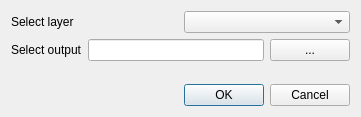
First picture: the form in citydb_loader_dialog_base.ui, repository tudelft3d/3DCityDB-Tools-for-QGIS, before the edit.
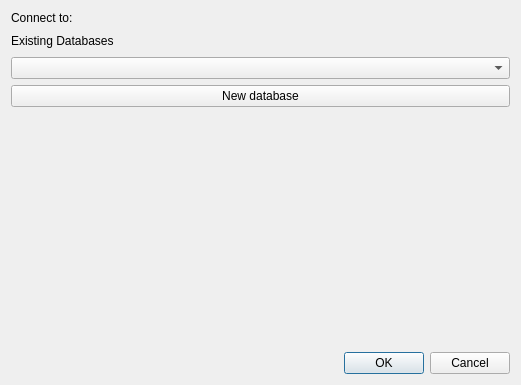
Second picture: the form after the edit.

The edit to the form file:
```diff
--- a/citydb_loader_dialog_base.ui
+++ b/citydb_loader_dialog_base.ui
@@ -6,8 +6,8 @@
    <rect>
     <x>0</x>
     <y>0</y>
-    <width>361</width>
-    <height>117</height>
+    <width>521</width>
+    <height>385</height>
    </rect>
   </property>
   <property name="windowTitle">
@@ -19,43 +19,24 @@
   <property name="modal">
    <bool>false</bool>
   </property>
+  <layout class="QGridLayout" name="gridLayout_2">
+   <item row="0" column="0">
+    <widget class="QLabel" name="label_3">
+     <property name="text">
+      <string>Connect to:</string>
+     </property>
+    </widget>
+   </item>
+   <item row="1" column="0">
   <layout class="QGridLayout" name="gridLayout">
-   <item row="0" column="0">
-    <layout class="QHBoxLayout" name="horizontalLayout_2">
-     <item>
-      <widget class="QLabel" name="label">
-       <property name="text">
-        <string>Select layer</string>
-       </property>
-      </widget>
-     </item>
-     <item>
-      <widget class="QComboBox" name="comboBox"/>
-     </item>
-    </layout>
-   </item>
    <item row="1" column="0">
-    <layout class="QVBoxLayout" name="verticalLayout">
-     <item>
-      <layout class="QHBoxLayout" name="horizontalLayout">
-       <item>
-        <widget class="QLabel" name="label_2">
-         <property name="text">
-          <string>Select output</string>
-         </property>
-        </widget>
-       </item>
-       <item>
-        <widget class="QLineEdit" name="lineEdit"/>
-       </item>
+      <layout class="QVBoxLayout" name="verticalLayout_2">
        <item>
         <widget class="QPushButton" name="pushButton">
          <property name="text">
-          <string>...</string>
+          <string>New database</string>
          </property>
         </widget>
-       </item>
-      </layout>
      </item>
      <item>
       <spacer name="verticalSpacer">
@@ -65,7 +46,7 @@
        <property name="sizeHint" stdset="0">
         <size>
          <width>20</width>
-         <height>40</height>
+           <height>268</height>
         </size>
        </property>
       </spacer>
@@ -79,6 +60,39 @@
         <set>QDialogButtonBox::Cancel|QDialogButtonBox::Ok</set>
        </property>
       </widget>
+       </item>
+      </layout>
+     </item>
+     <item row="0" column="0">
+      <layout class="QVBoxLayout" name="verticalLayout">
+       <item>
+        <layout class="QHBoxLayout" name="horizontalLayout_2">
+         <item>
+          <widget class="QLabel" name="label">
+           <property name="text">
+            <string>Existing Databases</string>
+           </property>
+          </widget>
+         </item>
+         <item>
+          <spacer name="horizontalSpacer">
+           <property name="orientation">
+            <enum>Qt::Horizontal</enum>
+           </property>
+           <property name="sizeHint" stdset="0">
+            <size>
+             <width>398</width>
+             <height>20</height>
+            </size>
+           </property>
+          </spacer>
+         </item>
+        </layout>
+       </item>
+       <item>
+        <widget class="QComboBox" name="comboBox"/>
+       </item>
+      </layout>
      </item>
     </layout>
    </item>
```
Lines whose indentation alone changed are shown as unchanged.
